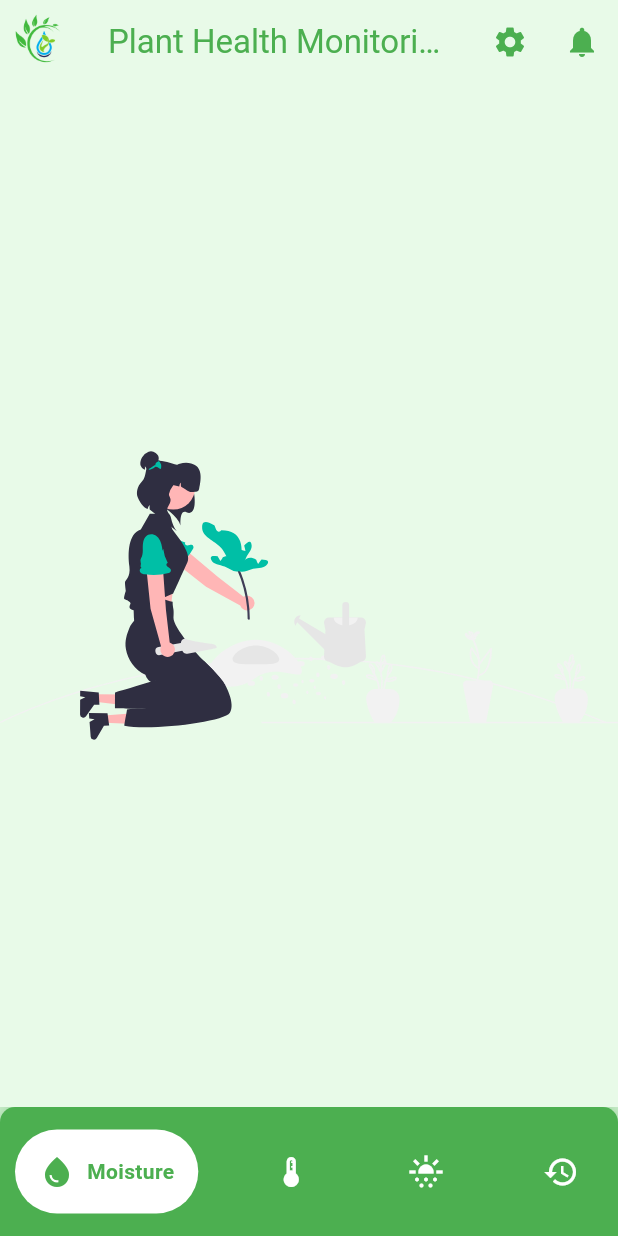
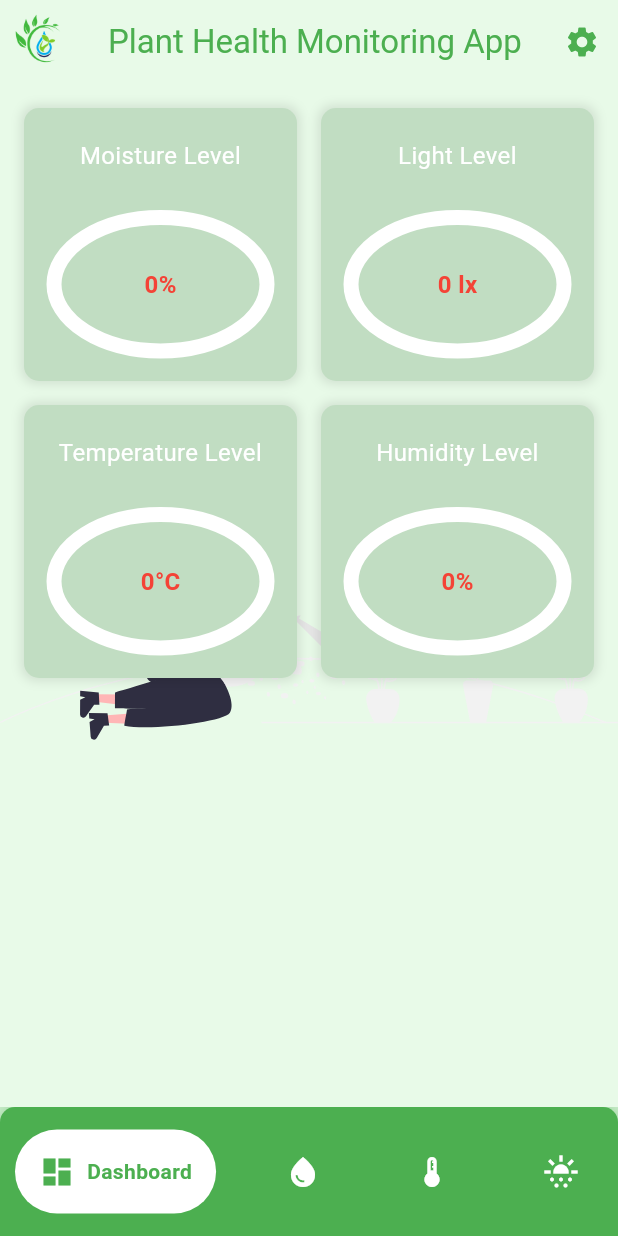
Before and after one commit to KiyoScript/PlantHealthMonitoring, a Flutter app: the screen it shows after launch, on a phone screen of 412 x 824 dp. Run offline on Flutter 3.47's test engine with Material 3 defaults, Android fonts, the phone set to English and light mode, and no system bars; drawn by our look-alikes of google_nav_bar; our stand-ins replace flutter_dotenv, flutter_svg_provider, supabase_flutter; accounts and stored records are empty.

Commit message:
Added Dashboard Page and Dynamic Data for Temperature Humidity and Light Page

```diff
--- /dev/null
+++ b/lib/dashboard_page.dart
@@ -0,0 +1,155 @@
+import 'package:flutter/material.dart';
+import 'package:supabase_flutter/supabase_flutter.dart';
+import 'package:flutter_svg_provider/flutter_svg_provider.dart';
+
+class DashboardPage extends StatefulWidget {
+  const DashboardPage({super.key});
+
+  @override
+  State<DashboardPage> createState() => _DashboardPageState();
+}
+
+class _DashboardPageState extends State<DashboardPage> {
+  Future<List<dynamic>> _fetchData() async {
+    final moisture = await Supabase.instance.client
+        .from('MoistureLevel')
+        .select()
+        .order('id', ascending: false)
+        .limit(1);
+
+    final light = await Supabase.instance.client
+        .from('LightLevel')
+        .select()
+        .order('id', ascending: false)
+        .limit(1);
+
+    final temphumid = await Supabase.instance.client
+        .from('TempHumidLevel')
+        .select()
+        .order('id', ascending: false)
+        .limit(1);
+
+    return [moisture, light, temphumid];
+  }
+
+  @override
+  Widget build(BuildContext context) {
+    return Scaffold(
+      body: FutureBuilder(
+        future: _fetchData(),
+        builder: (context, snapshot) {
+          if (!snapshot.hasData) {
+            return const Center(child: CircularProgressIndicator());
+          }
+          final data = snapshot.data!;
+          final moisture = data[0].isNotEmpty ? data[0][0] : {'Mlevel': 0};
+          final light = data[1].isNotEmpty ? data[1][0] : {'Llevel': 0};
+          final temperature = data[2].isNotEmpty ? data[2][0] : {'Tlevel': 0};
+          final humidity = data[2].isNotEmpty ? data[2][0] : {'Hlevel': 0};
+
+          return Center(
+            child: Container(
+              width: double.infinity,
+              height: double.infinity,
+              decoration: const BoxDecoration(
+                image: DecorationImage(
+                  image: Svg('assets/gardening.svg'),
+                  alignment: Alignment.bottomCenter,
+                ),
+              ),
+              child: GridView.count(
+                crossAxisCount: 2,
+                padding: const EdgeInsets.all(16.0),
+                crossAxisSpacing: 16.0,
+                mainAxisSpacing: 16.0,
+                children: [
+                  _buildContainer(
+                    title: 'Moisture Level',
+                    value: '${moisture['Mlevel']}%',
+                    valueColor: moisture['Mlevel'] < 50.0 ? Colors.red : Colors.green,
+                    circularValue: moisture['Mlevel'] / 100.0,
+                  ),
+                  _buildContainer(
+                    title: 'Light Level',
+                    value: '${light['Llevel']} lx',
+                    valueColor: light['Llevel'] < 300 ? Colors.red : Colors.green,
+                    circularValue: light['Llevel'] / 1000.0,
+                  ),
+                  _buildContainer(
+                    title: 'Temperature Level',
+                    value: '${temperature['Tlevel']}°C',
+                    valueColor: temperature['Tlevel'] < 50 ? Colors.red : Colors.green,
+                    circularValue: temperature['Tlevel'] / 100.0,
+                  ),
+                  _buildContainer(
+                    title: 'Humidity Level',
+                    value: '${humidity['Hlevel']}%',
+                    valueColor: humidity['Hlevel'] < 50 ? Colors.red : Colors.green,
+                    circularValue: humidity['Hlevel'] / 100.0,
+                  ),
+                ],
+              ),
+            ),
+          );
+        },
+      ),
+    );
+  }
+
+  Widget _buildContainer({required String title, required String value, required Color valueColor, required double circularValue}) {
+    return Container(
+      decoration: BoxDecoration(
+        color: const Color.fromARGB(255, 193, 221, 194),
+        borderRadius: BorderRadius.circular(10),
+        boxShadow: [
+          BoxShadow(
+            color: Colors.black.withOpacity(0.1),
+            spreadRadius: 2,
+            blurRadius: 5,
+          ),
+        ],
+      ),
+      padding: const EdgeInsets.all(20.0),
+      child: Column(
+        mainAxisAlignment: MainAxisAlignment.center,
+        crossAxisAlignment: CrossAxisAlignment.center,
+        children: [
+          Text(
+            title,
+            style: const TextStyle(
+              fontSize: 16,
+              color: Colors.white,
+            ),
+            textAlign: TextAlign.center,
+          ),
+          const SizedBox(height: 30),
+          Expanded(
+            child: SizedBox(
+              width: 150,
+              height: double.infinity,
+              child: Stack(
+                fit: StackFit.expand,
+                alignment: Alignment.bottomCenter,
+                children: [
+                  CircularProgressIndicator(
+                    value: circularValue,
+                    valueColor: AlwaysStoppedAnimation<Color>(valueColor),
+                    backgroundColor: Colors.white,
+                    strokeWidth: 10,
+                    strokeCap: StrokeCap.round,
+                  ),
+                  Center(
+                    child: Text(
+                      value,
+                      style: TextStyle(fontSize: 16, fontWeight: FontWeight.bold, color: valueColor),
+                    ),
+                  ),
+                ],
+              ),
+            ),
+          ),
+        ],
+      ),
+    );
+  }
+}
--- a/lib/main.dart
+++ b/lib/main.dart
@@ -2,6 +2,7 @@ import 'package:flutter/material.dart';
 import 'package:google_nav_bar/google_nav_bar.dart';
 import 'package:supabase_flutter/supabase_flutter.dart';
 import 'package:flutter_dotenv/flutter_dotenv.dart';
+import 'dashboard_page.dart';
 import 'moisture_page.dart';
 import 'temperature_page.dart';
 import 'light_page.dart';
@@ -27,6 +28,7 @@ class MainAppState extends State<MainApp> {
   int _pageIndex = 0;
 
   final List<Widget> _pages = [
+    const DashboardPage(),
     const MoisturePage(),
     const TemperaturePage(),
     const LightPage(),
@@ -46,12 +48,6 @@ class MainAppState extends State<MainApp> {
             IconButton(
               color: Colors.green,
               icon: const Icon(Icons.settings),
-              onPressed: () {
-              },
-            ),
-            IconButton(
-              color: Colors.green,
-              icon: const Icon(Icons.notifications),
               onPressed: () {
               },
             ),
@@ -81,11 +77,20 @@ class MainAppState extends State<MainApp> {
                 gap: 8,
                 tabs: [
                   GButton(
+                    icon: Icons.dashboard_sharp,
+                    text: 'Dashboard',
+                    onPressed: () {
+                      setState(() {
+                        _pageIndex = 0;
+                      });
+                    },
+                  ),
+                  GButton(
                     icon: Icons.water_drop_sharp,
                     text: 'Moisture',
                     onPressed: () {
                       setState(() {
-                        _pageIndex = 0;
+                        _pageIndex = 1;
                       });
                     },
                   ),
@@ -94,22 +99,13 @@ class MainAppState extends State<MainApp> {
                     text: 'Temperature',
                     onPressed: () {
                       setState(() {
-                        _pageIndex = 1;
+                        _pageIndex = 2;
                       });
                     },
                   ),
                   GButton(
                     icon: Icons.sunny_snowing,
                     text: 'Light',
-                    onPressed: () {
-                      setState(() {
-                        _pageIndex = 2;
-                      });
-                    },
-                  ),
-                  GButton(
-                    icon: Icons.history,
-                    text: 'History',
                     onPressed: () {
                       setState(() {
                         _pageIndex = 3;
```
Also changed, not shown: lib/light_page.dart (+63 -34 lines), lib/moisture_page.dart (+45 -34 lines), lib/temperature_page.dart (+113 -26 lines).
